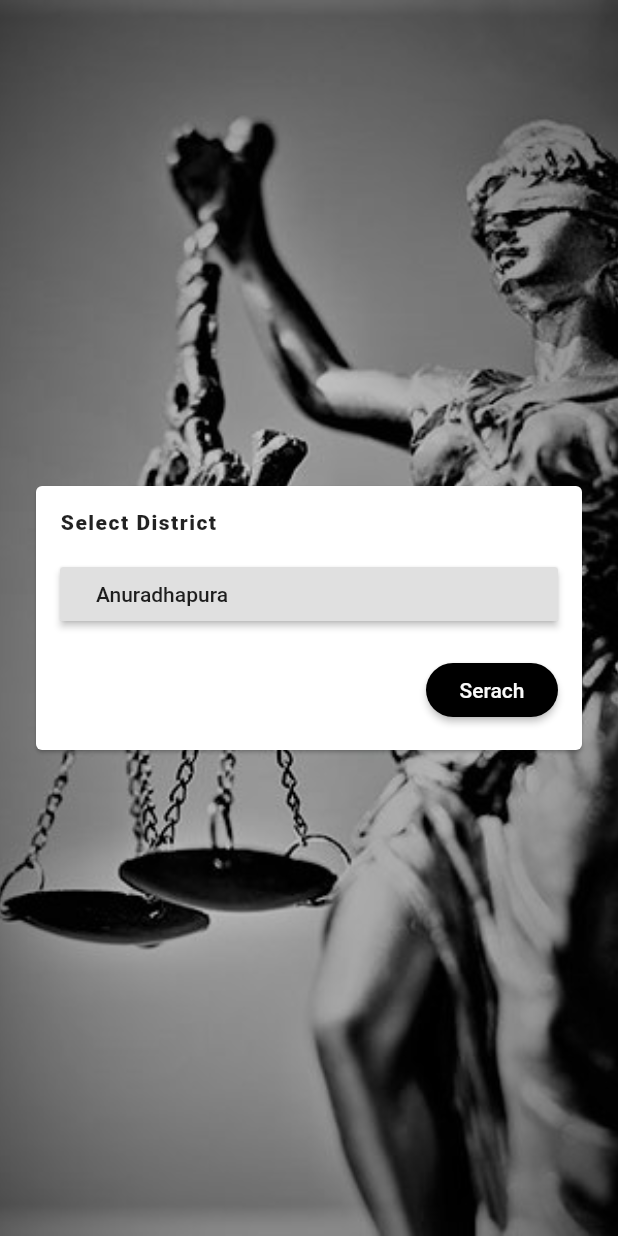
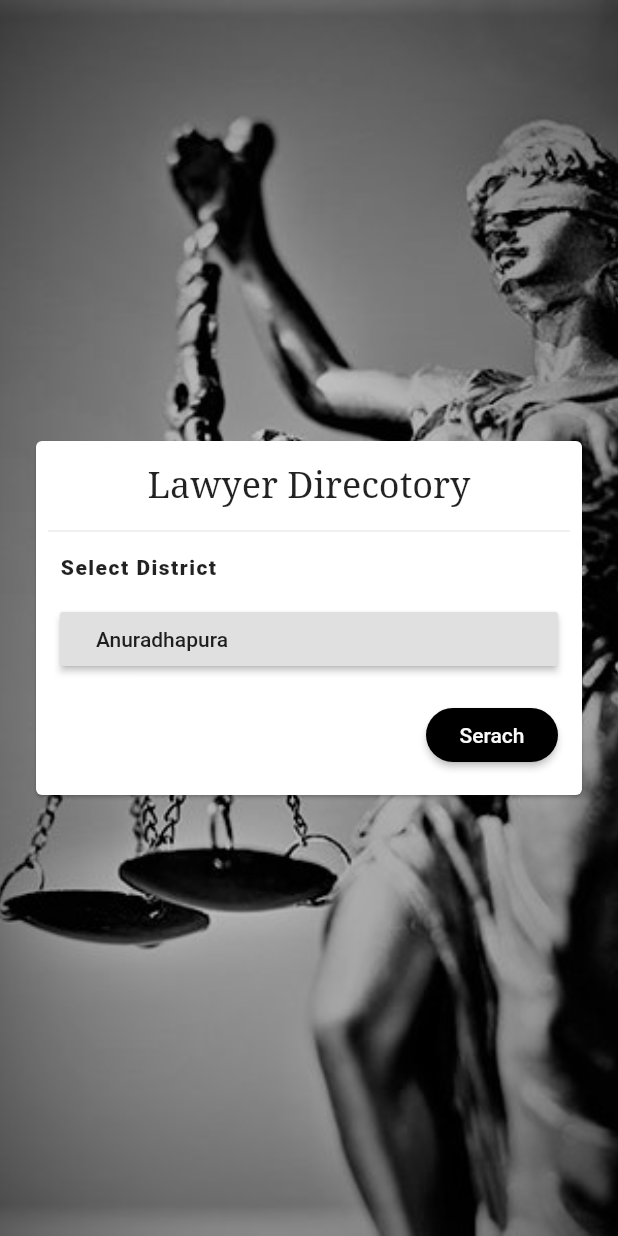
Before and after one commit to kdsuneraavinash/Lawyer-App, a Flutter app: the screen it shows after launch, on a phone screen of 412 x 824 dp. Run offline on Flutter 3.47's test engine with Material 2 defaults, Android fonts, the phone set to English and light mode, and no system bars.

Commit message:
Added Welcome Card Title
Added a Title to the card shown in startup page

```diff
--- a/lib/windows/window_welcome.dart
+++ b/lib/windows/window_welcome.dart
@@ -53,6 +53,8 @@ class _WelcomeContentState extends State<_WelcomeContent> {
             mainAxisAlignment: MainAxisAlignment.center,
             crossAxisAlignment: CrossAxisAlignment.center,
             children: <Widget>[
+              _buildCardTitle(context),
+              const Divider(),
               _buildSearchLabel(context),
               _buildDistrictField(context),
               _buildSearchButton(context),
@@ -60,6 +62,21 @@ class _WelcomeContentState extends State<_WelcomeContent> {
           ),
         ),
       ),
+    );
+  }
+
+  /// Card Title
+  Widget _buildCardTitle(BuildContext context) {
+    return Container(
+      padding: const EdgeInsets.all(8.0),
+      child: const Text(
+        "Lawyer Direcotory",
+        style: const TextStyle(
+          fontSize: 24.0,
+          fontFamily: "serif",
+          fontWeight: FontWeight.w500,
+        ),
+        )
     );
   }
 
```
